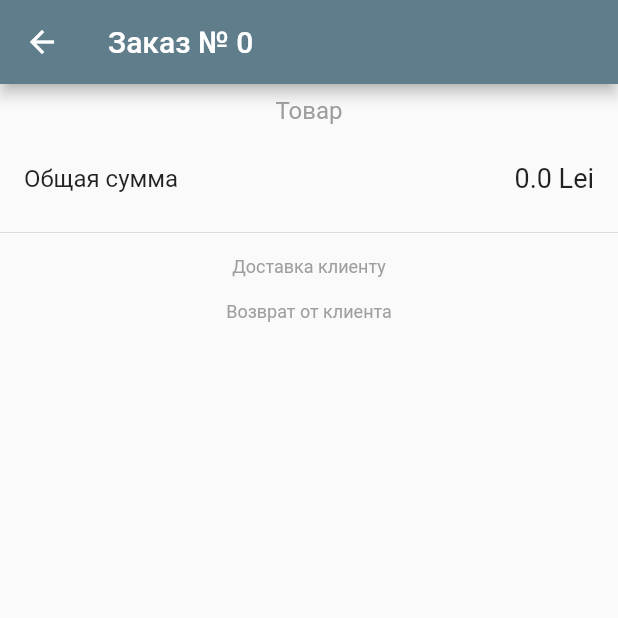
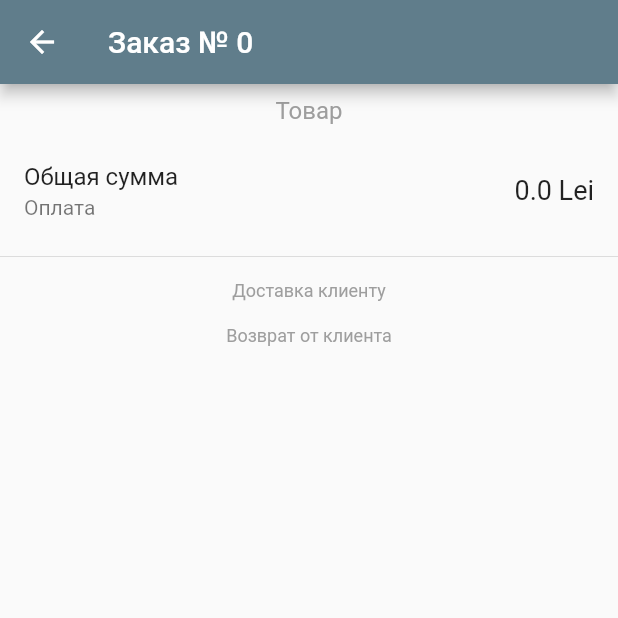
Before and after one commit to ArthurMichajlenko/gelibert, a Flutter app: the ConsistsDetail screen opened directly with empty values, on a phone screen of 412 x 824 dp, the top half of it. Run offline on Flutter 3.47's test engine with Material 2 defaults, Android fonts, the phone set to English and light mode, and no system bars; our stand-ins replace sqflite; missing offline and left inert: flutter_picker; accounts and stored records are empty; statements that could not run were skipped.

Commit message:
Add payment method consists detail

```diff
--- a/lib/consists_detail.dart
+++ b/lib/consists_detail.dart
@@ -35,6 +35,7 @@ class ConsistsDetail extends StatelessWidget {
                         fontWeight: FontWeight.normal,
                       ),
                     ),
+                    subtitle: Text('Оплата ${order.paymentMethod}'),
                   ),
                   Divider(),
                   Padding(
```
